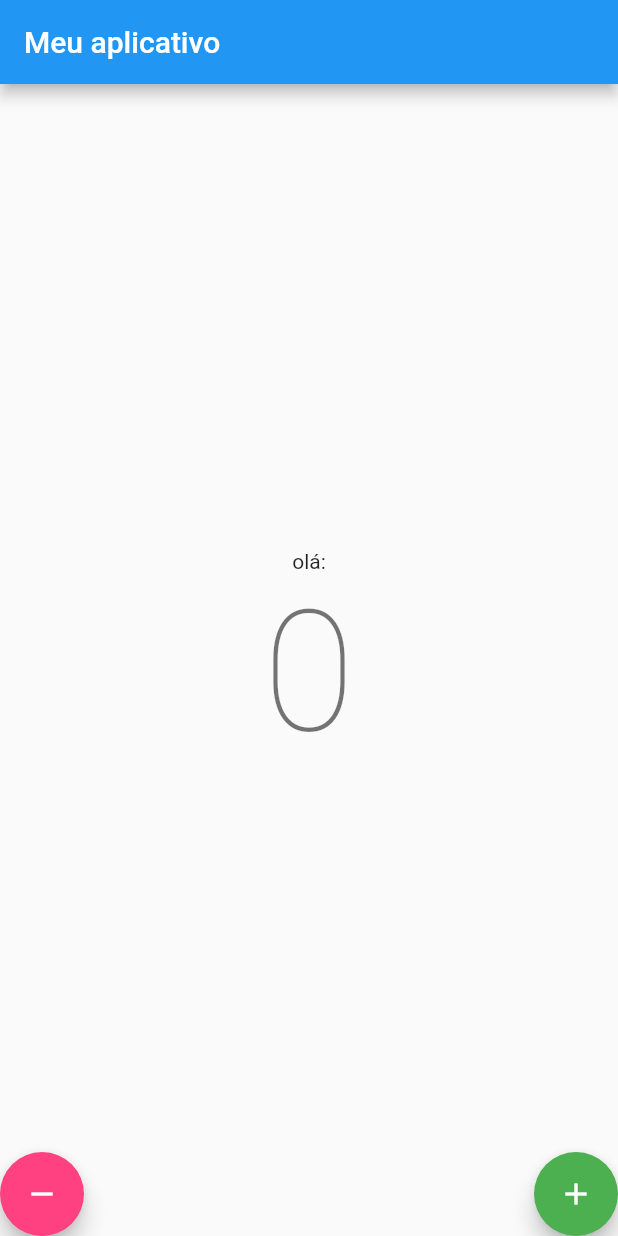
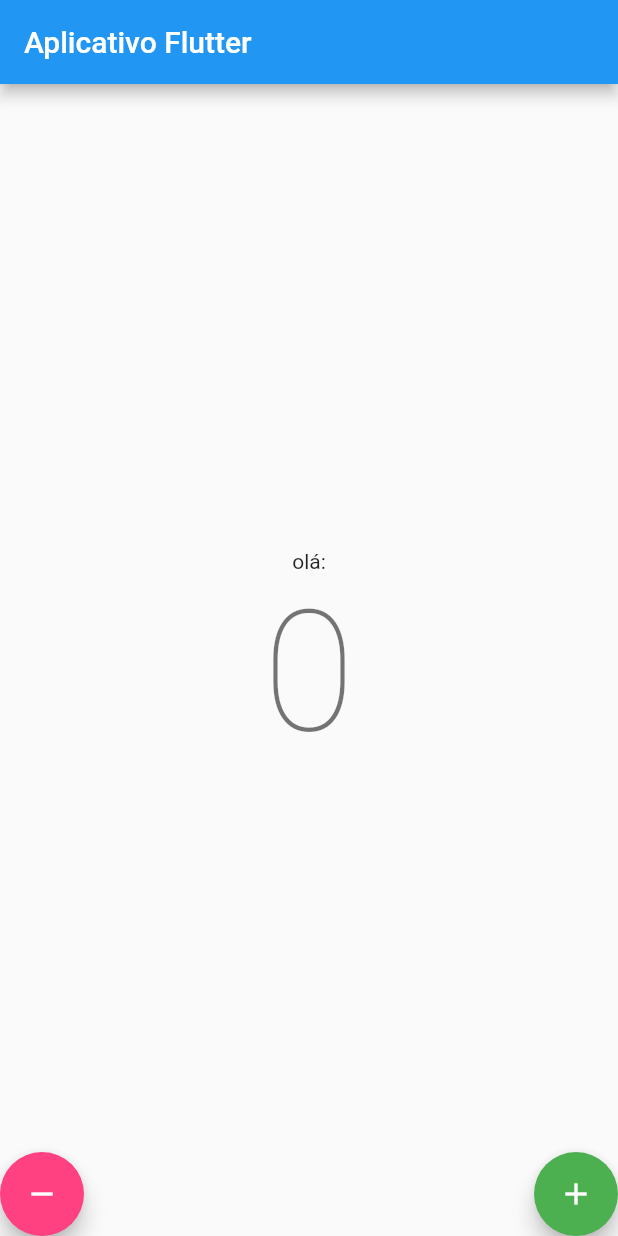
Before and after one commit to marcelleflavya/aplicativoFlutter, a Flutter app: the screen it shows after launch, on a phone screen of 412 x 824 dp. Run offline on Flutter 3.47's test engine with Material 2 defaults, Android fonts, the phone set to English and light mode, and no system bars.

```diff
--- a/lib/main.dart
+++ b/lib/main.dart
@@ -64,7 +64,7 @@ class _MyHomePageState extends State<MyHomePage> {
       //scaffold é o esqueleto da aplicação
       appBar: AppBar(
         //appBar é a barra superior
-        title: const Text('Meu aplicativo'),
+        title: const Text('Aplicativo Flutter'),
       ),
       body: Center(
         //center é referente ao texto está centralizado na tela, é filho do scaffold
```
